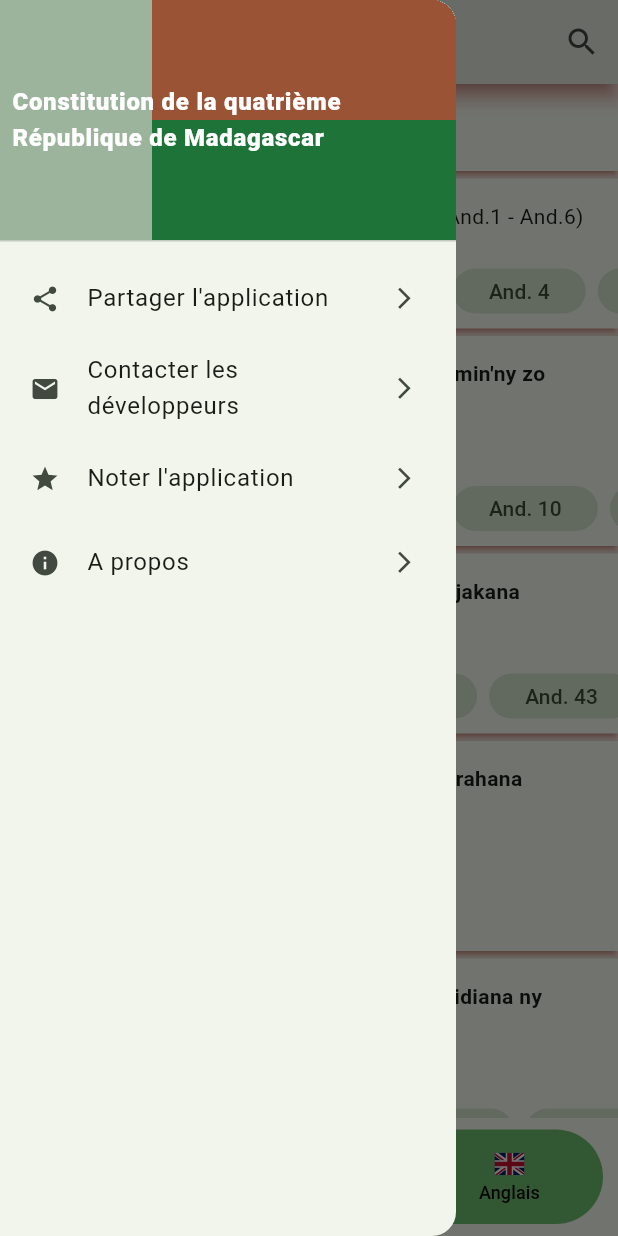
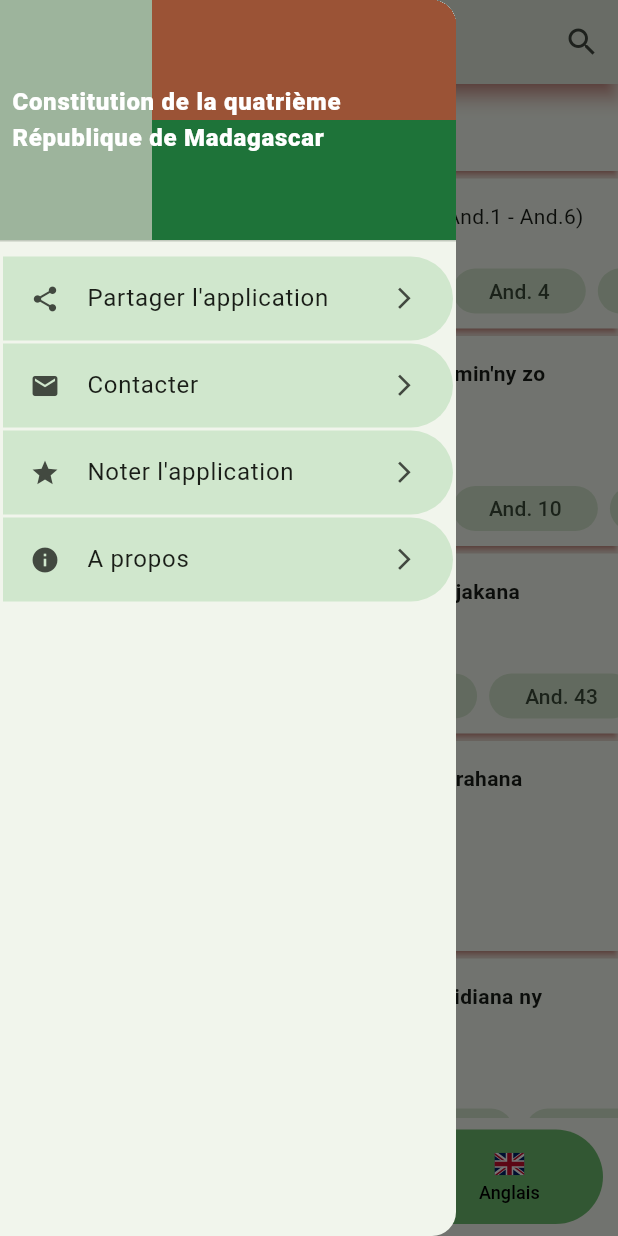
Before and after one commit to mauyz/madagascar_constitution, a Flutter app: the screen it shows after launch, with the side drawer open, on a phone screen of 412 x 824 dp. Run offline on Flutter 3.47's test engine with Material 3 defaults, Android fonts, the phone set to English and light mode, and no system bars; drawn by our look-alikes of auto_size_text; our stand-ins replace auto_route, flutter_linkify, flutter_svg, share_plus, shared_preferences; missing offline and left inert: flutter_email_sender, highlight_text, open_store.

Commit message:
update drawer item visual

```diff
--- a/lib/view/pages/home_page.dart
+++ b/lib/view/pages/home_page.dart
@@ -15,7 +15,6 @@ import 'package:madagascar_constitution/view/widgets/bottom_nav_bar.dart';
 import 'package:madagascar_constitution/view/widgets/bottom_nav_bar_item.dart';
 import 'package:madagascar_constitution/view/widgets/custom_about.dart';
 import 'package:madagascar_constitution/view/widgets/drawer_item.dart';
-import 'package:madagascar_constitution/viewmodel/drawer_nav_view_model.dart';
 import 'package:madagascar_constitution/viewmodel/en_view_model.dart';
 import 'package:madagascar_constitution/viewmodel/fr_view_model.dart';
 import 'package:madagascar_constitution/viewmodel/mg_view_model.dart';
@@ -59,9 +58,6 @@ class HomePage extends StatelessWidget {
         ListenableProvider<OpacityViewModel>(
           create: (_) => OpacityViewModel(),
         ),
-        ListenableProvider<DrawerNavViewModel>(
-          create: (_) => DrawerNavViewModel(),
-        ),
       ],
       builder: (context, _) {
         return TooltipVisibility(
@@ -81,11 +77,6 @@ class HomePage extends StatelessWidget {
                 )
               ],
             ),
-            onDrawerChanged: (isOpened) {
-              if (!isOpened) {
-                context.read<DrawerNavViewModel>().navigateTo(-1);
-              }
-            },
             drawer: Drawer(
               child: Column(
                 mainAxisSize: MainAxisSize.min,
@@ -117,66 +108,57 @@ class HomePage extends StatelessWidget {
                     ),
                   ),
                   Expanded(
-                    child: Consumer<DrawerNavViewModel>(
-                      builder: (context, drawerNavViewModel, _) {
-                        int selected = drawerNavViewModel.selected;
-                        return ListView(
+                    child: ListView(
                       padding: const EdgeInsets.all(2.0),
                       shrinkWrap: true,
                       children: [
                         if (!kIsWeb)
                           DrawerItem(
-                                selected: selected == 0,
                             icon: const Icon(
                               Icons.share,
                               size: 20,
                             ),
                             title: "Partager l'application",
                             onTap: () {
-                                  _onDrawerItemTapped(drawerNavViewModel, 0);
+                              Navigator.of(context).pop();
                               _shareApp();
                             },
                           ),
                         DrawerItem(
-                              selected: selected == 1,
                           icon: const Icon(
                             Icons.mail,
                             size: 20,
                           ),
-                              title: "Contacter les développeurs",
+                          title: "Contacter",
                           onTap: () {
-                                _onDrawerItemTapped(drawerNavViewModel, 1);
+                            Navigator.of(context).pop();
                             _sendReport();
                           },
                         ),
                         if (!kIsWeb && !Platform.isLinux)
                           DrawerItem(
-                                selected: selected == 2,
                             icon: const Icon(
                               Icons.star,
                               size: 20,
                             ),
                             title: "Noter l'application",
                             onTap: () {
-                                  _onDrawerItemTapped(drawerNavViewModel, 2);
+                              Navigator.of(context).pop();
                               _openStore(context);
                             },
                           ),
                         DrawerItem(
-                              selected: selected == 3,
                           icon: const Icon(
                             Icons.info,
                             size: 20,
                           ),
                           title: "A propos",
                           onTap: () {
-                                _onDrawerItemTapped(drawerNavViewModel, 3);
+                            Navigator.of(context).pop();
                             _showAbout(context);
                           },
                         ),
                       ],
-                        );
-                      },
                     ),
                   ),
                 ],
@@ -237,12 +219,6 @@ class HomePage extends StatelessWidget {
         );
       },
     );
-  }
-
-  void _onDrawerItemTapped(DrawerNavViewModel drawerNavViewModel, int item) {
-    if (drawerNavViewModel.selected != item) {
-      drawerNavViewModel.navigateTo(item);
-    }
   }
 
   void _shareApp() async {
--- a/lib/view/widgets/drawer_item.dart
+++ b/lib/view/widgets/drawer_item.dart
@@ -3,33 +3,29 @@ import 'package:flutter/material.dart';
 class DrawerItem extends StatelessWidget {
   final Widget icon;
   final String title;
-  final bool selected;
   final Function() onTap;
   const DrawerItem({
     super.key,
     required this.icon,
     required this.title,
-    this.selected = false,
     required this.onTap,
   });
 
   @override
   Widget build(BuildContext context) {
-    return Container(
-      decoration: selected
-          ? BoxDecoration(
-              color: Colors.green.withOpacity(
-                Theme.of(context).brightness == Brightness.dark ? 0.1 : 0.5,
-              ),
-              borderRadius: const BorderRadius.horizontal(
-                right: Radius.circular(
-                  100,
-                ),
-              ),
-            )
-          : null,
+    return Padding(
+      padding: const EdgeInsets.only(bottom: 2.0),
       child: ListTile(
-        selected: selected,
+        tileColor: Colors.green.withOpacity(
+          Theme.of(context).brightness == Brightness.dark ? 0.1 : 0.2,
+        ),
+        shape: const RoundedRectangleBorder(
+          borderRadius: BorderRadius.horizontal(
+            right: Radius.circular(
+              100.0,
+            ),
+          ),
+        ),
         titleAlignment: ListTileTitleAlignment.center,
         leading: Padding(
           padding: const EdgeInsets.all(2.0),
@@ -37,6 +33,7 @@ class DrawerItem extends StatelessWidget {
         ),
         title: Text(
           title,
+          maxLines: 1,
         ),
         onTap: onTap,
         trailing: const Icon(
--- a/lib/viewmodel/drawer_nav_view_model.dart
+++ /dev/null
@@ -1,12 +0,0 @@
-import 'package:flutter/material.dart';
-
-class DrawerNavViewModel extends ChangeNotifier {
-  int _selected = -1;
-
-  int get selected => _selected;
-
-  void navigateTo(int value) {
-    _selected = value;
-    notifyListeners();
-  }
-}
```
Lines whose indentation alone changed are shown as unchanged.
